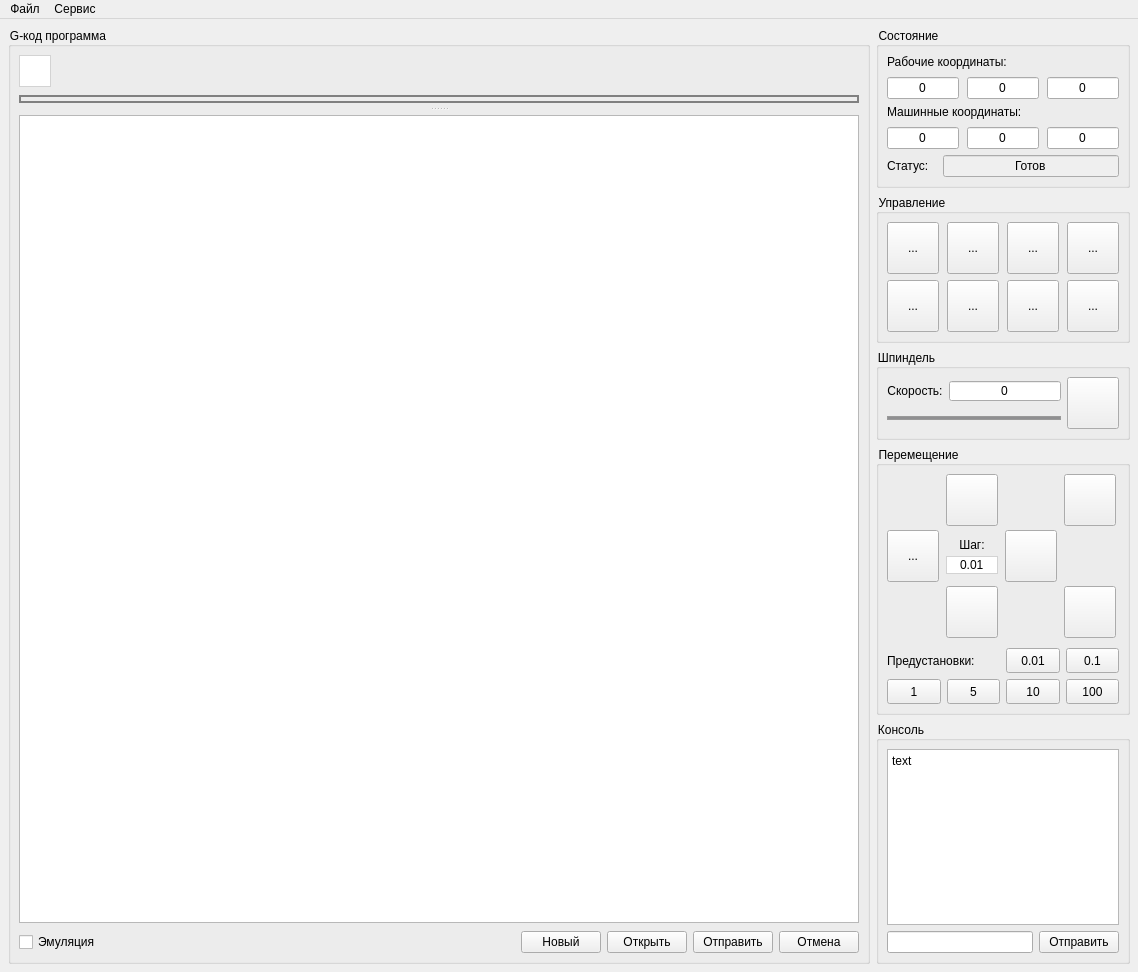
Old version of the form frmmain.ui in the repository Denvi/Candle.
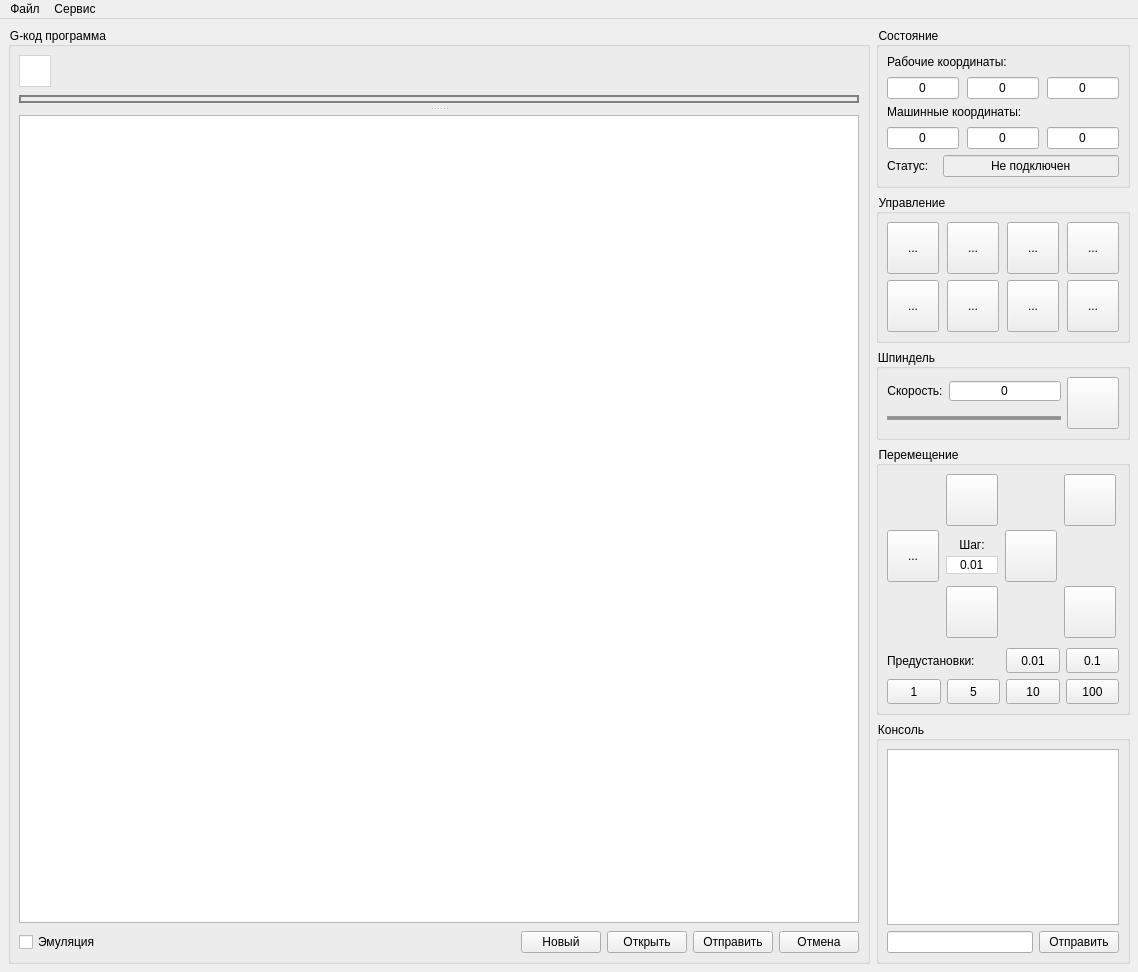
New version of the form. Icons and pictures are not drawn. Custom widgets are drawn as their Qt base class.

```diff
--- a/frmmain.ui
+++ b/frmmain.ui
@@ -464,7 +464,7 @@
 color: black;</string>
              </property>
              <property name="text">
-              <string>Готов</string>
+              <string>Не подключен</string>
              </property>
              <property name="alignment">
               <set>Qt::AlignCenter</set>
@@ -1257,9 +1257,8 @@
              <height>10</height>
             </size>
            </property>
-           <property name="plainText">
-            <string>text
-</string>
+           <property name="readOnly">
+            <bool>true</bool>
            </property>
           </widget>
          </item>
```
Left out of the diff: 10 changed lines with no effect on the pictures.
